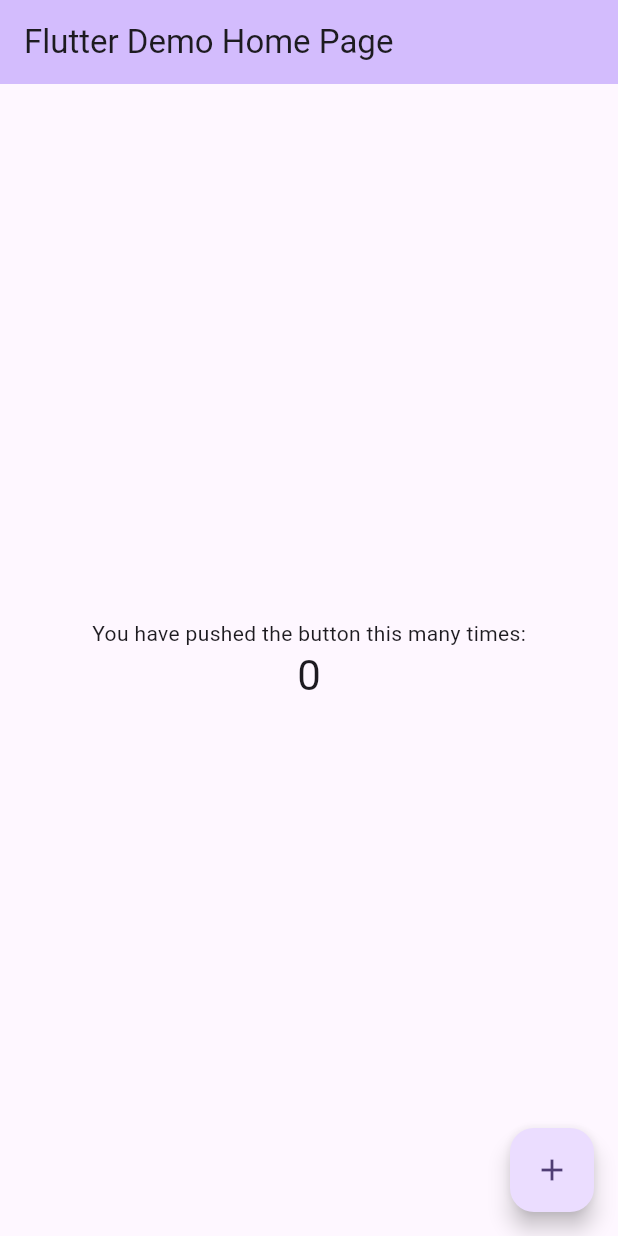
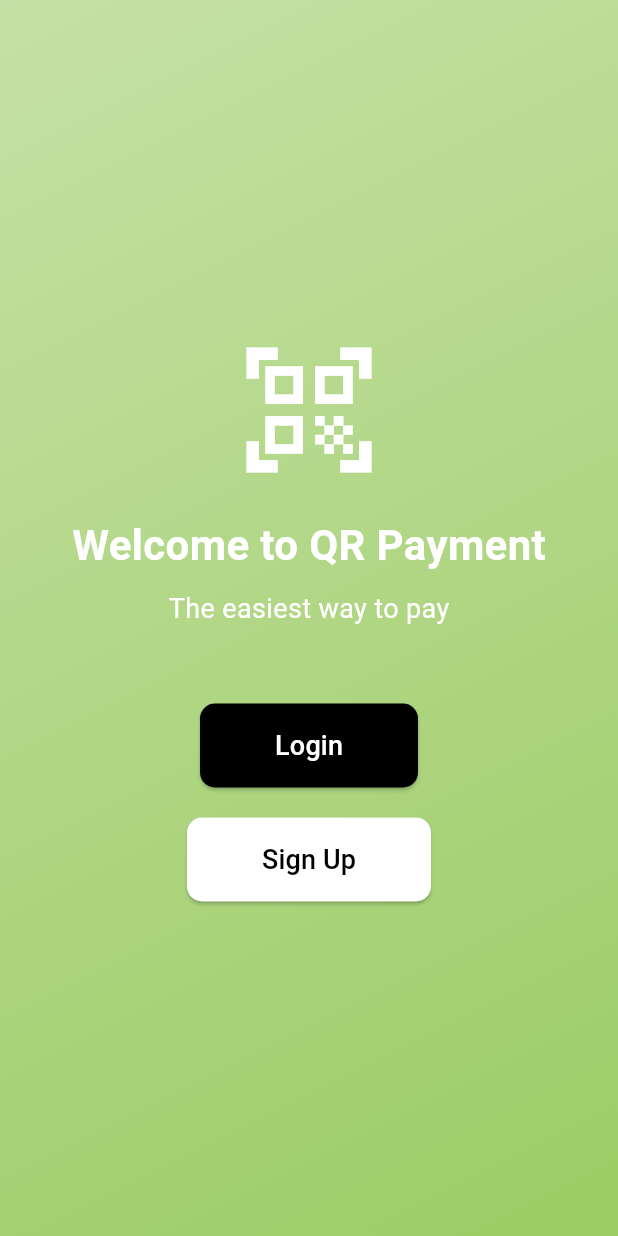
Before and after one commit to Prarup1604/qr_payment, a Flutter app: the screen it shows after launch, on a phone screen of 412 x 824 dp. Run offline on Flutter 3.47's test engine with Material 3 defaults, Android fonts, the light colour scheme and no system bars.

Commit message:
created login registration and welcome screen

```diff
--- a/lib/main.dart
+++ b/lib/main.dart
@@ -1,4 +1,7 @@
 import 'package:flutter/material.dart';
+import 'package:qr_payment/screens/login_screen.dart';
+import 'package:qr_payment/screens/registration_screen.dart';
+import 'package:qr_payment/screens/welcome_screen.dart';
 
 void main() {
   runApp(const MyApp());
@@ -7,116 +10,20 @@ void main() {
 class MyApp extends StatelessWidget {
   const MyApp({super.key});
 
-  // This widget is the root of your application.
   @override
   Widget build(BuildContext context) {
     return MaterialApp(
-      title: 'Flutter Demo',
+      debugShowCheckedModeBanner: false,
+      title: 'QR Payment',
       theme: ThemeData(
-        // This is the theme of your application.
-        //
-        // TRY THIS: Try running your application with "flutter run". You'll see
-        // the application has a purple toolbar. Then, without quitting the app,
-        // try changing the seedColor in the colorScheme below to Colors.green
-        // and then invoke "hot reload" (save your changes or press the "hot
-        // reload" button in a Flutter-supported IDE, or press "r" if you used
-        // the command line to start the app).
-        //
-        // Notice that the counter didn't reset back to zero; the application
-        // state is not lost during the reload. To reset the state, use hot
-        // restart instead.
-        //
-        // This works for code too, not just values: Most code changes can be
-        // tested with just a hot reload.
-        colorScheme: ColorScheme.fromSeed(seedColor: Colors.deepPurple),
+        primarySwatch: Colors.lightGreen,
       ),
-      home: const MyHomePage(title: 'Flutter Demo Home Page'),
+      initialRoute: '/',
+      routes: {
+        '/': (context) => const WelcomeScreen(),
+        '/login': (context) => const LoginScreen(),
+        '/register': (context) => const RegistrationScreen(),
+      },
     );
   }
 }
-
-class MyHomePage extends StatefulWidget {
-  const MyHomePage({super.key, required this.title});
-
-  // This widget is the home page of your application. It is stateful, meaning
-  // that it has a State object (defined below) that contains fields that affect
-  // how it looks.
-
-  // This class is the configuration for the state. It holds the values (in this
-  // case the title) provided by the parent (in this case the App widget) and
-  // used by the build method of the State. Fields in a Widget subclass are
-  // always marked "final".
-
-  final String title;
-
-  @override
-  State<MyHomePage> createState() => _MyHomePageState();
-}
-
-class _MyHomePageState extends State<MyHomePage> {
-  int _counter = 0;
-
-  void _incrementCounter() {
-    setState(() {
-      // This call to setState tells the Flutter framework that something has
-      // changed in this State, which causes it to rerun the build method below
-      // so that the display can reflect the updated values. If we changed
-      // _counter without calling setState(), then the build method would not be
-      // called again, and so nothing would appear to happen.
-      _counter++;
-    });
-  }
-
-  @override
-  Widget build(BuildContext context) {
-    // This method is rerun every time setState is called, for instance as done
-    // by the _incrementCounter method above.
-    //
-    // The Flutter framework has been optimized to make rerunning build methods
-    // fast, so that you can just rebuild anything that needs updating rather
-    // than having to individually change instances of widgets.
-    return Scaffold(
-      appBar: AppBar(
-        // TRY THIS: Try changing the color here to a specific color (to
-        // Colors.amber, perhaps?) and trigger a hot reload to see the AppBar
-        // change color while the other colors stay the same.
-        backgroundColor: Theme.of(context).colorScheme.inversePrimary,
-        // Here we take the value from the MyHomePage object that was created by
-        // the App.build method, and use it to set our appbar title.
-        title: Text(widget.title),
-      ),
-      body: Center(
-        // Center is a layout widget. It takes a single child and positions it
-        // in the middle of the parent.
-        child: Column(
-          // Column is also a layout widget. It takes a list of children and
-          // arranges them vertically. By default, it sizes itself to fit its
-          // children horizontally, and tries to be as tall as its parent.
-          //
-          // Column has various properties to control how it sizes itself and
-          // how it positions its children. Here we use mainAxisAlignment to
-          // center the children vertically; the main axis here is the vertical
-          // axis because Columns are vertical (the cross axis would be
-          // horizontal).
-          //
-          // TRY THIS: Invoke "debug painting" (choose the "Toggle Debug Paint"
-          // action in the IDE, or press "p" in the console), to see the
-          // wireframe for each widget.
-          mainAxisAlignment: MainAxisAlignment.center,
-          children: <Widget>[
-            const Text('You have pushed the button this many times:'),
-            Text(
-              '$_counter',
-              style: Theme.of(context).textTheme.headlineMedium,
-            ),
-          ],
-        ),
-      ),
-      floatingActionButton: FloatingActionButton(
-        onPressed: _incrementCounter,
-        tooltip: 'Increment',
-        child: const Icon(Icons.add),
-      ), // This trailing comma makes auto-formatting nicer for build methods.
-    );
-  }
-}
--- /dev/null
+++ b/lib/screens/welcome_screen.dart
@@ -0,0 +1,68 @@
+import 'package:flutter/material.dart';
+
+class WelcomeScreen extends StatelessWidget {
+  const WelcomeScreen({super.key});
+
+  @override
+  Widget build(BuildContext context) {
+    return Scaffold(
+      body: Container(
+        decoration: BoxDecoration(
+          gradient: LinearGradient(
+            colors: [Colors.lightGreen.shade200, Colors.lightGreen.shade400],
+            begin: Alignment.topLeft,
+            end: Alignment.bottomRight,
+          ),
+        ),
+        child: Center(
+          child: Column(
+            mainAxisAlignment: MainAxisAlignment.center,
+            children: [
+              const Icon(Icons.qr_code_scanner, size: 100, color: Colors.white),
+              const SizedBox(height: 20),
+              const Text(
+                'Welcome to QR Payment',
+                style: TextStyle(fontSize: 28, fontWeight: FontWeight.bold, color: Colors.white),
+              ),
+              const SizedBox(height: 10),
+              const Text(
+                'The easiest way to pay',
+                style: TextStyle(fontSize: 18, color: Colors.white),
+              ),
+              const SizedBox(height: 50),
+              ElevatedButton(
+                onPressed: () {
+                  Navigator.pushNamed(context, '/login');
+                },
+                style: ElevatedButton.styleFrom(
+                  backgroundColor: Colors.black,
+                  foregroundColor: Colors.white,
+                  shape: RoundedRectangleBorder(
+                    borderRadius: BorderRadius.circular(10),
+                  ),
+                  padding: const EdgeInsets.symmetric(horizontal: 50, vertical: 15),
+                ),
+                child: const Text('Login', style: TextStyle(fontSize: 18)),
+              ),
+              const SizedBox(height: 20),
+              ElevatedButton(
+                onPressed: () {
+                  Navigator.pushNamed(context, '/register');
+                },
+                style: ElevatedButton.styleFrom(
+                  backgroundColor: Colors.white,
+                  foregroundColor: Colors.black,
+                  shape: RoundedRectangleBorder(
+                    borderRadius: BorderRadius.circular(10),
+                  ),
+                  padding: const EdgeInsets.symmetric(horizontal: 50, vertical: 15),
+                ),
+                child: const Text('Sign Up', style: TextStyle(fontSize: 18)),
+              ),
+            ],
+          ),
+        ),
+      ),
+    );
+  }
+}
```
Also changed, not shown: lib/screens/login_screen.dart (added, +128 -0 lines), lib/screens/registration_screen.dart (added, +192 -0 lines), 1 other file.
